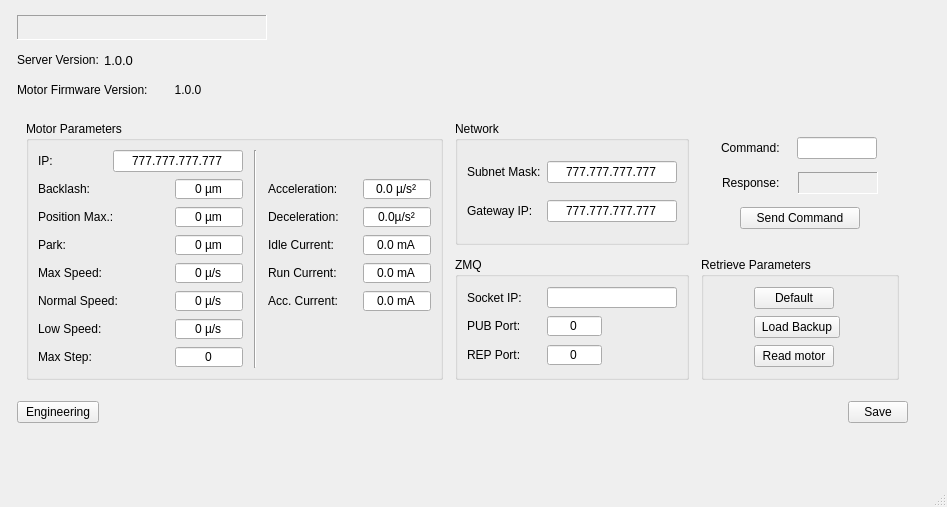
Above: assets/ui/engineering.ui from dev-LNA/HostFocuser160 before the change. Below: the same form after it.
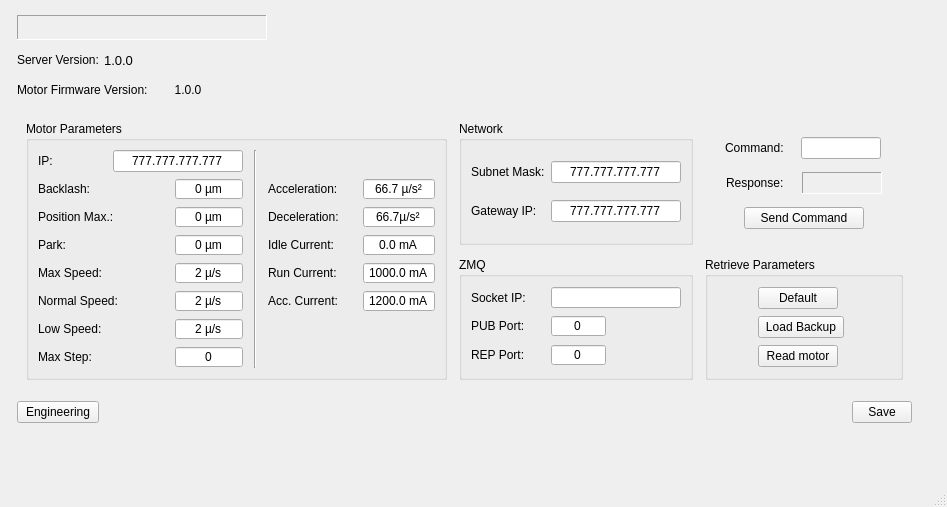
That is the form after the change.

Patch:
```diff
--- a/assets/ui/engineering.ui
+++ b/assets/ui/engineering.ui
@@ -905,8 +905,11 @@
            <property name="suffix">
             <string> µ/s</string>
            </property>
+           <property name="minimum">
+            <number>2</number>
+           </property>
            <property name="maximum">
-            <number>99999</number>
+            <number>750</number>
            </property>
            <property name="stepType">
             <enum>QAbstractSpinBox::StepType::AdaptiveDecimalStepType</enum>
@@ -986,8 +989,11 @@
            <property name="suffix">
             <string> µ/s</string>
            </property>
+           <property name="minimum">
+            <number>2</number>
+           </property>
            <property name="maximum">
-            <number>99999</number>
+            <number>500</number>
            </property>
            <property name="stepType">
             <enum>QAbstractSpinBox::StepType::AdaptiveDecimalStepType</enum>
@@ -1129,6 +1135,15 @@
            <property name="decimals">
             <number>1</number>
            </property>
+           <property name="minimum">
+            <double>66.700000000000003</double>
+           </property>
+           <property name="maximum">
+            <double>2000.000000000000000</double>
+           </property>
+           <property name="change" stdset="0">
+            <bool>false</bool>
+           </property>
           </widget>
          </item>
          <item row="2" column="5">
@@ -1172,6 +1187,15 @@
            <property name="decimals">
             <number>1</number>
            </property>
+           <property name="minimum">
+            <double>66.700000000000003</double>
+           </property>
+           <property name="maximum">
+            <double>2666.699999999999818</double>
+           </property>
+           <property name="change" stdset="0">
+            <bool>false</bool>
+           </property>
           </widget>
          </item>
          <item row="3" column="5">
@@ -1258,6 +1282,15 @@
            <property name="decimals">
             <number>1</number>
            </property>
+           <property name="minimum">
+            <double>1000.000000000000000</double>
+           </property>
+           <property name="maximum">
+            <double>2000.000000000000000</double>
+           </property>
+           <property name="change" stdset="0">
+            <bool>false</bool>
+           </property>
           </widget>
          </item>
          <item row="5" column="5">
@@ -1301,6 +1334,21 @@
            <property name="decimals">
             <number>1</number>
            </property>
+           <property name="minimum">
+            <double>1200.000000000000000</double>
+           </property>
+           <property name="maximum">
+            <double>2000.000000000000000</double>
+           </property>
+           <property name="singleStep">
+            <double>0.100000000000000</double>
+           </property>
+           <property name="stepType">
+            <enum>QAbstractSpinBox::StepType::DefaultStepType</enum>
+           </property>
+           <property name="change" stdset="0">
+            <bool>false</bool>
+           </property>
           </widget>
          </item>
          <item row="6" column="2">
@@ -1341,6 +1389,15 @@
            <property name="suffix">
             <string> µ/s</string>
            </property>
+           <property name="minimum">
+            <number>2</number>
+           </property>
+           <property name="maximum">
+            <number>167</number>
+           </property>
+           <property name="change" stdset="0">
+            <bool>false</bool>
+           </property>
           </widget>
          </item>
         </layout>
```
Left out of the diff: 5 changed lines with no effect on the pictures.
